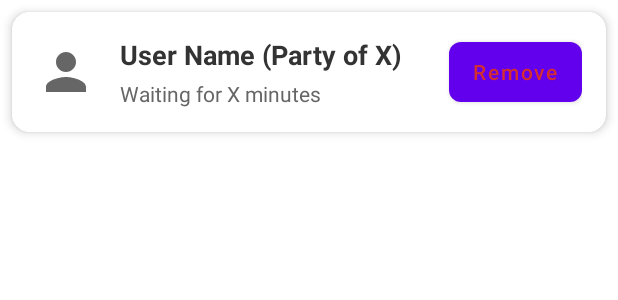
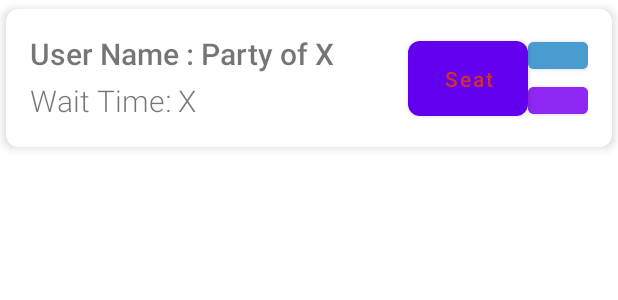
Before and after one commit to uta-sxk0000/Restaurant, an Android app built with Jetpack Compose: the layout item_queue_entry.xml on its own in the app's theme, with its tools: preview values and no code run, on a phone screen of 412 x 824 dp. Shown: the top 300 px of the screen. Run offline under Robolectric (Android 15) with nearby library versions, the phone set to English and light mode, and no system bars.

Commit message:
q manipulation + updating xml to move up or down

```diff
--- a/app/src/main/java/com/example/queue/admin_queue.java
+++ b/app/src/main/java/com/example/queue/admin_queue.java
@@ -146,6 +146,24 @@ public class admin_queue extends AppCompatActivity {
                 });
     }
 
+    //q manipulation
+    private void moveParty(QueueEntry entry, int direction) {
+        int index = queueList.indexOf(entry);
+        if (index == -1) return; // not found
+
+        int newIndex = index + direction;
+        if (newIndex < 0 || newIndex >= queueList.size()) return; //can't move
+
+        // Swap in list
+        QueueEntry temp = queueList.get(newIndex);
+        queueList.set(newIndex, entry);
+        queueList.set(index, temp);
+        adapter.notifyItemMoved(index, newIndex);
+
+        db.collection("queue_entries").document(entry.getId())
+                .update("timestamp", entry.getTimestamp()); // Keep original timestamp
+    }
+
     /* RecyclerView Adapter:
      * Displays name, party size, and wait time for each queue
      * Remove button to delete entry from firestore
@@ -180,12 +198,15 @@ public class admin_queue extends AppCompatActivity {
         class QueueViewHolder extends RecyclerView.ViewHolder {
             TextView tvName, tvWaitTime;
             Button btnRemove;
+            Button btnMoveUp, btnMoveDown; //for queue manipulation
 
             QueueViewHolder(View itemView) {
                 super(itemView);
                 tvName = itemView.findViewById(R.id.tvQueueItemName);
                 tvWaitTime = itemView.findViewById(R.id.tvQueueItemWaitTime);
                 btnRemove = itemView.findViewById(R.id.btnRemoveFromQueue);
+                btnMoveUp = itemView.findViewById(R.id.button_move_up); //for move up or down
+                btnMoveDown = itemView.findViewById(R.id.button_move_down);
             }
 
             void bind(QueueEntry entry) {
@@ -204,6 +225,9 @@ public class admin_queue extends AppCompatActivity {
                             .addOnSuccessListener(aVoid -> Toast.makeText(admin_queue.this, "Removed " + entry.getUserName(), Toast.LENGTH_SHORT).show())
                             .addOnFailureListener(e -> Toast.makeText(admin_queue.this, "Failed to remove.", Toast.LENGTH_SHORT).show());
                 });
+                btnMoveUp.setEnabled(queueList.indexOf(entry) > 0); //wont show up for top
+                btnMoveDown.setEnabled(queueList.indexOf(entry) < queueList.size() - 1); //wont show down for last
+
             }
         }
     }
--- a/app/src/main/res/layout/activity_main.xml
+++ b/app/src/main/res/layout/activity_main.xml
@@ -12,7 +12,7 @@
         android:scaleType="centerCrop"
         android:alpha="0.2" />  <!-- 20% opacity -->
 
-    <!-- overlay -->
+    <!-- overlay tint -->
     <View
         android:layout_width="match_parent"
         android:layout_height="match_parent"
--- a/app/src/main/res/layout/item_queue_entry.xml
+++ b/app/src/main/res/layout/item_queue_entry.xml
@@ -1,27 +1,18 @@
-<?xml version="1.0" encoding="utf-8"?>
+<?xml version="1.0"  encoding="utf-8"?>
 <androidx.cardview.widget.CardView xmlns:android="http://schemas.android.com/apk/res/android"
     xmlns:app="http://schemas.android.com/apk/res-auto"
     android:layout_width="match_parent"
     android:layout_height="wrap_content"
-    android:layout_marginHorizontal="8dp"
-    android:layout_marginVertical="8dp"
-    app:cardCornerRadius="12dp"
+    android:layout_marginHorizontal="4dp"
+    android:layout_marginVertical="6dp"
+    app:cardCornerRadius="8dp"
     app:cardElevation="4dp">
 
     <LinearLayout
         android:layout_width="match_parent"
         android:layout_height="wrap_content"
         android:orientation="horizontal"
-        android:gravity="center_vertical"
-        android:padding="16dp"
-        android:background="#FFFFFF">
-
-        <ImageView
-            android:layout_width="40dp"
-            android:layout_height="40dp"
-            android:src="@drawable/ic_person"
-            android:contentDescription="User Icon"
-            android:layout_marginEnd="16dp"/>
+        android:padding="16dp">
 
         <LinearLayout
             android:layout_width="0dp"
@@ -33,34 +24,56 @@
                 android:id="@+id/tvQueueItemName"
                 android:layout_width="wrap_content"
                 android:layout_height="wrap_content"
-                android:text="User Name (Party of X)"
-                android:textSize="18sp"
-                android:textColor="#333333"
-                android:textStyle="bold" />
+                android:fontFamily="sans-serif-medium"
+                android:text="User Name : Party of X"
+                android:textSize="20sp" />
 
             <TextView
                 android:id="@+id/tvQueueItemWaitTime"
                 android:layout_width="wrap_content"
                 android:layout_height="wrap_content"
                 android:layout_marginTop="4dp"
-                android:text="Waiting for X minutes"
-                android:textSize="14sp"
-                android:textColor="#666666"/>
+                android:textSize="20sp"
+                android:fontFamily="sans-serif-light"
+                android:text="Wait Time: X " />
 
         </LinearLayout>
 
         <Button
             android:id="@+id/btnRemoveFromQueue"
-            android:layout_width="wrap_content"
-            android:layout_height="40dp"
-            android:text="Remove"
+            android:layout_width="80dp"
+            android:layout_height="50dp"
+            android:text="Seat"
             android:textAllCaps="false"
+            android:layout_marginTop="5dp"
             android:textSize="14sp"
             android:textColor="#D32F2F"
             android:background="@drawable/button_remove_background"
             android:paddingStart="16dp"
             android:paddingEnd="16dp"/>
 
+        <LinearLayout
+            android:layout_width="wrap_content"
+            android:layout_height="wrap_content"
+            android:orientation="vertical">
+            <!-- for the queue manip-->
+            <Button
+                android:id="@+id/button_move_up"
+                android:layout_width="40dp"
+                android:layout_height="30dp"
+                android:backgroundTint="#489cd0"
+                android:drawableStart="@android:drawable/arrow_up_float"
+                android:text=""/>
+
+            <Button
+                android:id="@+id/button_move_down"
+                android:layout_width="40dp"
+                android:layout_height="30dp"
+                android:backgroundTint="#8e27f1"
+                android:drawableStart="@android:drawable/arrow_down_float"
+                android:text="" />
+        </LinearLayout>
+
     </LinearLayout>
 
 </androidx.cardview.widget.CardView>
```
